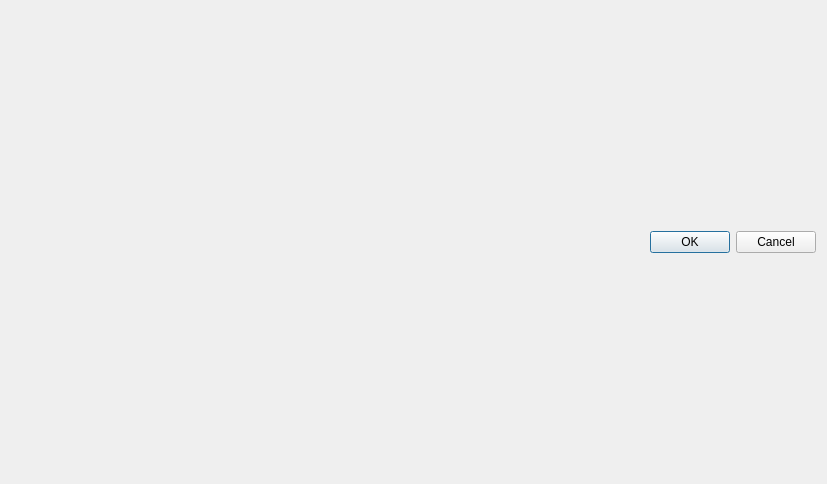
grumpy-irc/grumpy, file src/GrumpyIRC/preferenceswin.ui: the form before one commit.
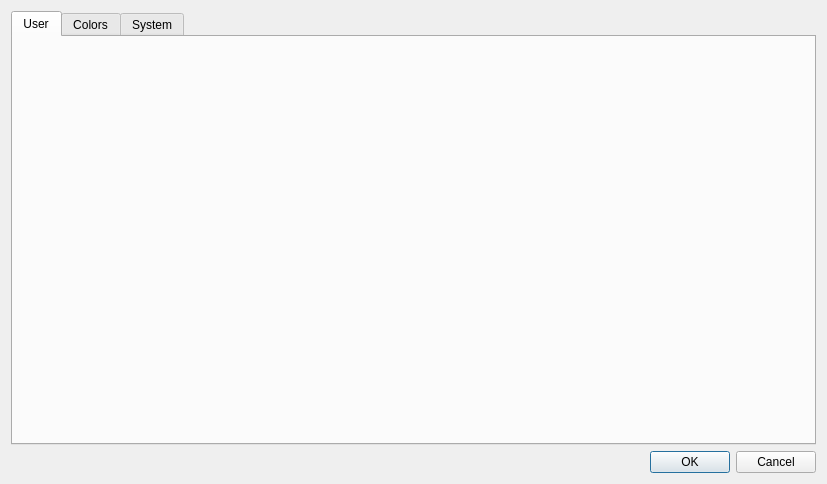
The form after the commit.

What changed in the file:
```diff
--- a/src/GrumpyIRC/preferenceswin.ui
+++ b/src/GrumpyIRC/preferenceswin.ui
@@ -14,6 +14,28 @@
    <string>Dialog</string>
   </property>
   <layout class="QVBoxLayout" name="verticalLayout">
+   <item>
+    <widget class="QTabWidget" name="tabWidget">
+     <property name="currentIndex">
+      <number>0</number>
+     </property>
+     <widget class="QWidget" name="tab">
+      <attribute name="title">
+       <string>User</string>
+      </attribute>
+     </widget>
+     <widget class="QWidget" name="tab_3">
+      <attribute name="title">
+       <string>Colors</string>
+      </attribute>
+     </widget>
+     <widget class="QWidget" name="tab_2">
+      <attribute name="title">
+       <string>System</string>
+      </attribute>
+     </widget>
+    </widget>
+   </item>
    <item>
     <widget class="QDialogButtonBox" name="buttonBox">
      <property name="orientation">
```
